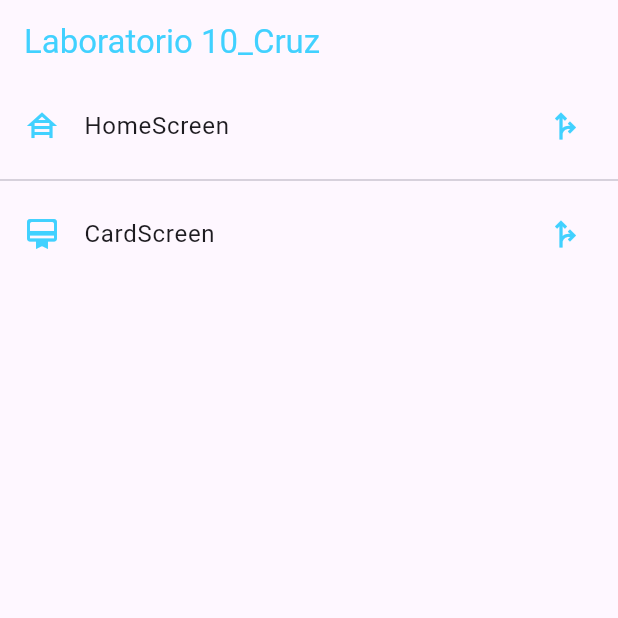
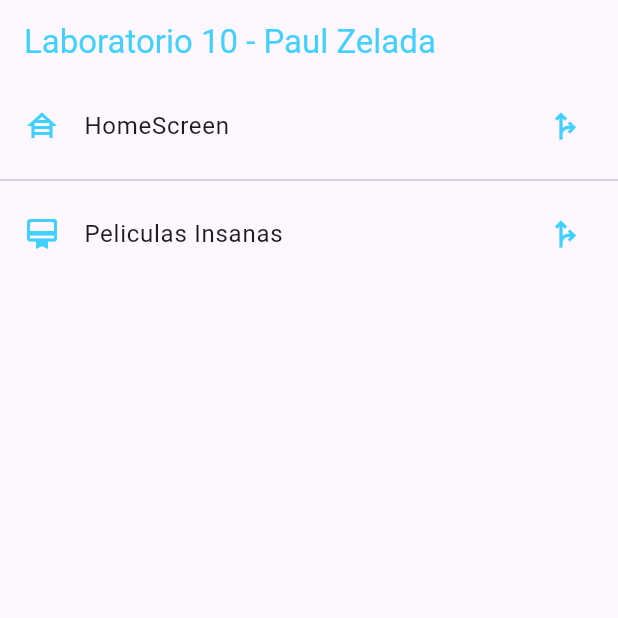
Before and after one commit to Egocentrico/AMM_PZT_Lab10, a Flutter app: the screen it shows after launch, on a phone screen of 412 x 824 dp, the top half of it. Run offline on Flutter 3.47's test engine with Material 3 defaults, Android fonts, the phone set to English and light mode, and no system bars.

Commit message:
Hola tutorcito jeje

```diff
--- a/lib/router/app_routes.dart
+++ b/lib/router/app_routes.dart
@@ -10,7 +10,7 @@ class AppRoutes {
 
   static final menuOptions = <MenuOption>[
     MenuOption(route: 'home', icon: Icons.house_siding_sharp, name: 'HomeScreen', screen: const HomeScreen()),
-    MenuOption(route: 'card', icon: Icons.card_membership_rounded, name: 'CardScreen', screen: const CardScreen()),
+    MenuOption(route: 'card', icon: Icons.card_membership_rounded, name: 'Peliculas Insanas', screen: const CardScreen()),
   ];
 
   static Map<String, Widget Function(BuildContext)> getAppRoutes() {
--- a/lib/screens/card_screen.dart
+++ b/lib/screens/card_screen.dart
@@ -19,7 +19,7 @@ class CardScreen extends StatelessWidget {
           },
           color: Colors.white,
         ),
-        title: const Text('Card Widget - Cruz Loje', style: TextStyle(color: Colors.white),),
+        title: const Text('Pelis Insanas - Paul Zelada', style: TextStyle(color: Colors.white),),
       ),
       body: Padding(
         padding: const EdgeInsets.all(8.0),
@@ -36,6 +36,13 @@ class CardScreen extends StatelessWidget {
           ],
         ),
       ),
+      floatingActionButton: FloatingActionButton(
+          child: const Icon(Icons.cloud_sync),
+          onPressed: () {
+            Navigator.pop(context);
+          }),
     );
+
+
   }
 }
--- a/lib/screens/home_screen.dart
+++ b/lib/screens/home_screen.dart
@@ -14,7 +14,7 @@ class HomeScreen extends StatelessWidget {
     return Scaffold(
       appBar: AppBar(
         title: const Text(
-          'Laboratorio 10_Cruz',
+          'Laboratorio 10 - Paul Zelada',
           style: TextStyle(color: AppTheme.primary)
           ),
         elevation: 0,
--- a/lib/widgets/custom_card_type1.dart
+++ b/lib/widgets/custom_card_type1.dart
@@ -16,7 +16,7 @@ class CustomCard1 extends StatelessWidget {
           ListTile(
             leading: Icon(Icons.ondemand_video_rounded , size: 50, color: AppTheme.primary),
             title: Text('Información de películas', style: TextStyle(fontWeight: FontWeight.bold)),
-            subtitle: Text('Esta es una descripción del título principal para mostrar'),
+            subtitle: Text('peliculas insanas del día'),
           ),
           Row(
             mainAxisAlignment: MainAxisAlignment.end,
--- a/lib/widgets/custom_card_type2.dart
+++ b/lib/widgets/custom_card_type2.dart
@@ -13,7 +13,7 @@ class CustomCard2 extends StatelessWidget {
       child: ClipRRect(
         borderRadius: BorderRadius.circular(15.0),
         child: Image.asset(
-          'assets/peli1.jpg',
+          'assets/warcraft.jpg',
           fit: BoxFit.cover,
         ),
       ),
--- a/lib/widgets/custom_card_type3.dart
+++ b/lib/widgets/custom_card_type3.dart
@@ -13,7 +13,7 @@ class CustomCard3 extends StatelessWidget {
       child: ClipRRect(
         borderRadius: BorderRadius.circular(15.0),
         child: Image.asset(
-          'assets/peli2.png',
+          'assets/saw.jpg',
           fit: BoxFit.cover,
         ),
       ),
--- a/lib/widgets/custom_card_type4.dart
+++ b/lib/widgets/custom_card_type4.dart
@@ -13,7 +13,7 @@ class CustomCard4 extends StatelessWidget {
       child: ClipRRect(
         borderRadius: BorderRadius.circular(15.0),
         child: Image.asset(
-          'assets/peli3.png',
+          'assets/vaguito1.jpg',
           fit: BoxFit.cover,
         ),
       ),
--- a/pubspec.yaml
+++ b/pubspec.yaml
@@ -60,9 +60,9 @@ flutter:
 
   # To add assets to your application, add an assets section, like this:
   assets:
-    - assets/peli1.jpg
-    - assets/peli2.png
-    - assets/peli3.png
+    - assets/saw.jpg
+    - assets/vaguito1.jpg
+    - assets/warcraft.jpg
     - assets/banana-loading.gif
 
   # An image asset can refer to one or more resolution-specific "variants", see
```
Also changed, not shown: assets/peli1.jpg (deleted), assets/peli2.png (deleted), assets/saw.jpg (added), assets/vaguito1.jpg (added), assets/warcraft.jpg (added).
